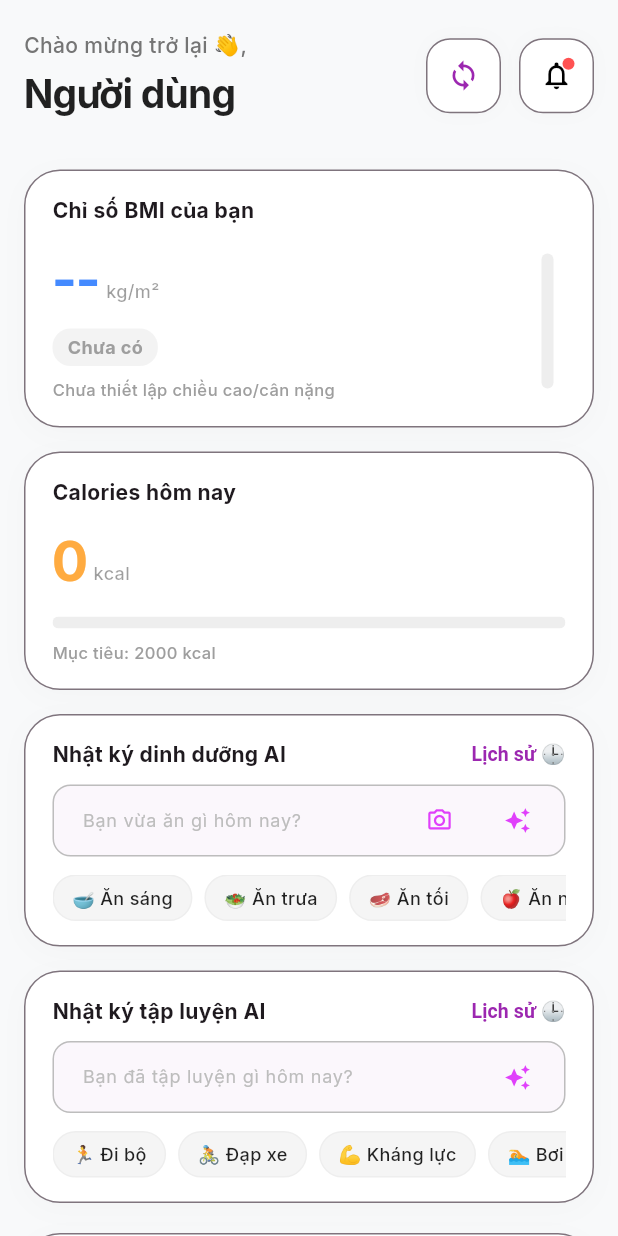
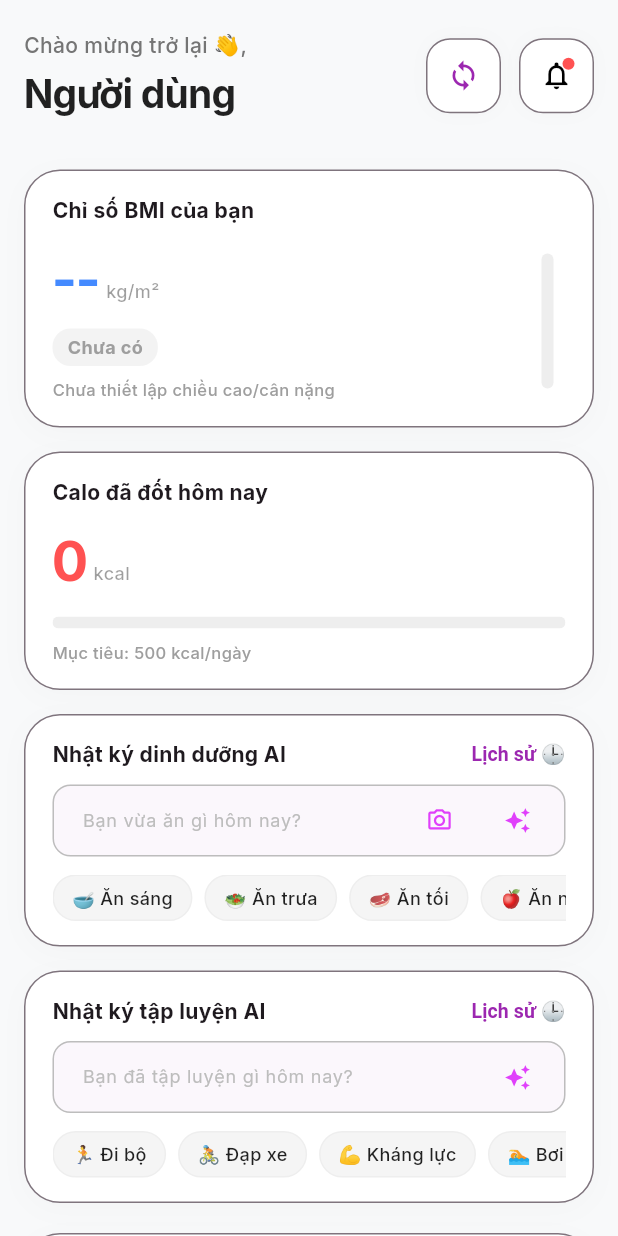
Before and after one commit to TrucNguyen1410/calories-prediction-app, a Flutter app: the HomeScreen screen opened directly, on a phone screen of 412 x 824 dp. Run offline on Flutter 3.47's test engine with Material 3 defaults, Android fonts, the light colour scheme and no system bars; our stand-ins replace fl_chart, flutter_riverpod, font_awesome_flutter, google_fonts, google_sign_in, image_picker and 2 more; missing offline and left inert: tutorial_coach_mark; accounts and stored records are empty; network calls fail.

Commit message:
fix: hien thi calo da dot trong ngay thay vi calo nap vao tai man hinh trang chu

```diff
--- a/lib/screens/home_screen.dart
+++ b/lib/screens/home_screen.dart
@@ -443,12 +443,15 @@ class _HomeScreenState extends ConsumerState<HomeScreen> {
   }
 
   Widget _buildCaloriesCard(HealthState state) {
-    const double calTarget = 2000.0;
-    final intake = state.todayIntake;
-    final progress = (intake / calTarget).clamp(0.0, 1.0);
+    final isDark = Theme.of(context).brightness == Brightness.dark;
+    // Hiển thị calo đã đốt từ tập luyện hôm nay
+    final burned = state.todayBurned;
+    // Mục tiêu đốt calo: 500 kcal/ngày là mức khỏe mạnh
+    const double burnTarget = 500.0;
+    final progress = (burned / burnTarget).clamp(0.0, 1.0);
 
     return _buildBentoCard(
-      title: 'Calories hôm nay',
+      title: 'Calo đã đốt hôm nay',
       color: Theme.of(context).cardColor,
       child: Column(
         crossAxisAlignment: CrossAxisAlignment.start,
@@ -464,13 +467,13 @@ class _HomeScreenState extends ConsumerState<HomeScreen> {
                   return ScaleTransition(scale: animation, child: child);
                 },
                 child: Text(
-                  '${intake.toInt()}',
-                  key: ValueKey<int>(intake.toInt()),
-                  style: const TextStyle(fontSize: 36, fontWeight: FontWeight.bold, color: Colors.orangeAccent, letterSpacing: -1),
+                  '${burned.toInt()}',
+                  key: ValueKey<int>(burned.toInt()),
+                  style: const TextStyle(fontSize: 36, fontWeight: FontWeight.bold, color: Colors.redAccent, letterSpacing: -1),
                 ),
               ),
               const SizedBox(width: 4),
-              Text('kcal', style: TextStyle(color: Theme.of(context).brightness == Brightness.dark ? const Color(0xFF949BA4) : Colors.black38, fontSize: 12, fontWeight: FontWeight.w500)),
+              Text('kcal', style: TextStyle(color: isDark ? const Color(0xFF949BA4) : Colors.black38, fontSize: 12, fontWeight: FontWeight.w500)),
             ],
           ),
           const SizedBox(height: 12),
@@ -479,19 +482,27 @@ class _HomeScreenState extends ConsumerState<HomeScreen> {
             child: LinearProgressIndicator(
               value: progress,
               minHeight: 8,
-              backgroundColor: Theme.of(context).brightness == Brightness.dark ? const Color(0xFF35373C) : Colors.grey[200],
-              color: Colors.orangeAccent,
+              backgroundColor: isDark ? const Color(0xFF35373C) : Colors.grey[200],
+              color: Colors.redAccent,
             ),
           ),
           const SizedBox(height: 8),
-          Text(
-            'Mục tiêu: ${calTarget.toInt()} kcal',
-            style: TextStyle(color: Theme.of(context).brightness == Brightness.dark ? const Color(0xFF949BA4) : Colors.grey[500], fontSize: 11, fontWeight: FontWeight.w500),
+          Row(
+            mainAxisAlignment: MainAxisAlignment.spaceBetween,
+            children: [
+              Text(
+                'Mục tiêu: ${burnTarget.toInt()} kcal/ngày',
+                style: TextStyle(color: isDark ? const Color(0xFF949BA4) : Colors.grey[500], fontSize: 11, fontWeight: FontWeight.w500),
+              ),
+              if (burned > 0)
+                Icon(Icons.local_fire_department, color: Colors.redAccent, size: 14),
+            ],
           ),
         ],
       ),
     );
   }
+
 
   Widget _buildAICard() {
     final isDark = Theme.of(context).brightness == Brightness.dark;
```
